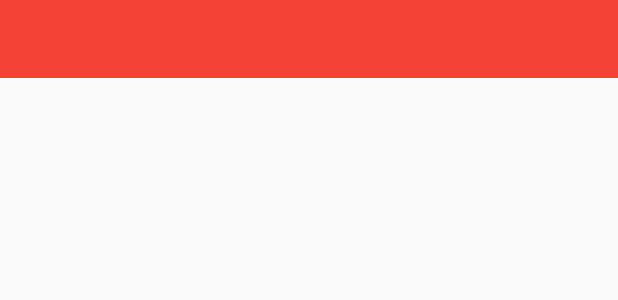
After one commit to javpej/PruebaSQLite, an Android app: the layout toolbar.xml on its own in the app's theme, with its tools: preview values and no code run, on a phone screen of 412 x 824 dp. The commit adds this screen. Shown: the top 300 px of the screen. Run offline under Robolectric (Android 15) with nearby library versions, the phone set to English and light mode, and no system bars.

Commit message:
Termina Toolbar y Menus. Todo Ok

```diff
--- /dev/null
+++ b/app/src/main/res/layout/toolbar.xml
@@ -0,0 +1,11 @@
+<?xml version="1.0" encoding="utf-8"?>
+
+<android.support.v7.widget.Toolbar android:layout_height="52dp"
+    android:layout_width="match_parent"
+    xmlns:app="http://schemas.android.com/apk/res-auto"
+    app:theme="@style/ThemeOverlay.AppCompat.Dark.ActionBar"
+    app:popupTheme="@style/ThemeOverlay.AppCompat.Light"
+    android:background="@color/colorPrimary"
+    xmlns:android="http://schemas.android.com/apk/res/android">
+
+</android.support.v7.widget.Toolbar>
--- a/app/src/main/res/values/colors.xml
+++ b/app/src/main/res/values/colors.xml
@@ -1,6 +1,6 @@
 <?xml version="1.0" encoding="utf-8"?>
 <resources>
-    <color name="colorPrimary">#3F51B5</color>
-    <color name="colorPrimaryDark">#303F9F</color>
-    <color name="colorAccent">#FF4081</color>
+    <color name="colorPrimary">#F44336</color>
+    <color name="colorPrimaryDark">#D32F2F</color>
+    <color name="colorAccent">#673AB7</color>
 </resources>
--- a/app/src/main/res/values/styles.xml
+++ b/app/src/main/res/values/styles.xml
@@ -1,7 +1,7 @@
 <resources>
 
     <!-- Base application theme. -->
-    <style name="AppTheme" parent="Theme.AppCompat.Light.DarkActionBar">
+    <style name="AppTheme" parent="Theme.AppCompat.Light.NoActionBar">
         <!-- Customize your theme here. -->
         <item name="colorPrimary">@color/colorPrimary</item>
         <item name="colorPrimaryDark">@color/colorPrimaryDark</item>
```
Also changed, not shown: app/src/main/java/com/example/javi/pruebasqlite/MainActivity.java (+36 -0 lines), app/src/main/res/drawable/ic_add_.xml (added, +9 -0 lines), app/src/main/res/layout/activity_main.xml (+6 -10 lines), app/src/main/res/menu/menu_principal.xml (added, +20 -0 lines).
